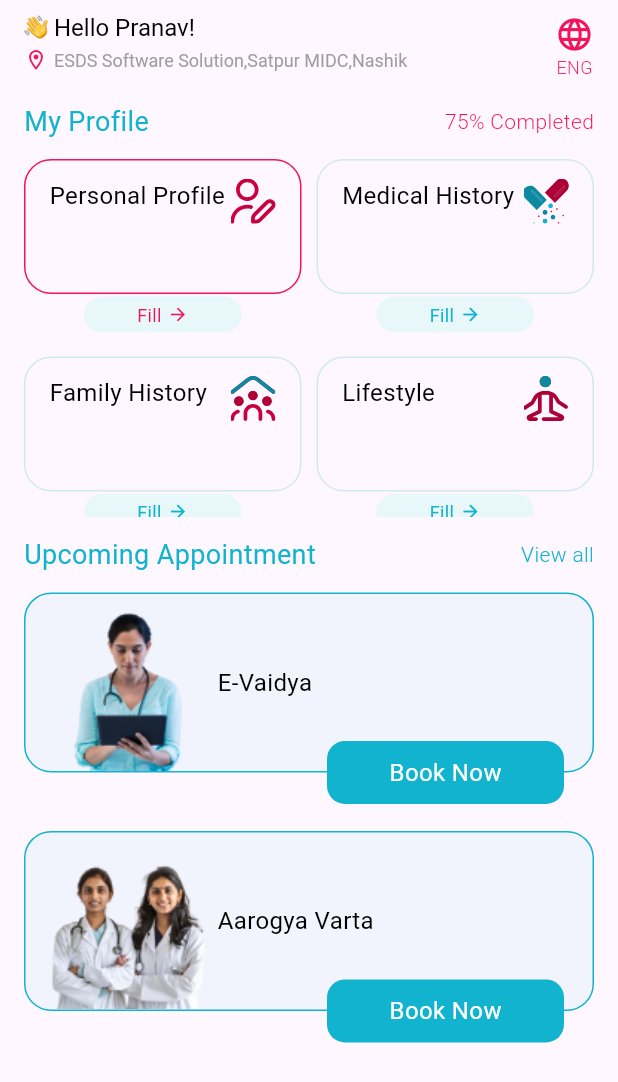
After one commit to ajinkya-esds/Aayushman_bhaarat, a Flutter app: the HomeScreen screen opened directly, on a phone screen of 412 x 824 dp. The commit adds this screen. Shown: the top 1082 px of the screen. Run offline on Flutter 3.47's test engine with Material 3 defaults, Android fonts, the phone set to English and light mode, and no system bars; our stand-ins replace flutter_svg, google_fonts; Roboto replaces fonts that are missing (Mitr).

Commit message:
Added Dashboard screen design

```diff
--- /dev/null
+++ b/lib/home_screen/home_screen.dart
@@ -0,0 +1,212 @@
+import 'package:aayushman_bhaarat/utils/color_scheme.dart';
+import 'package:flutter/material.dart';
+import 'package:flutter_svg/svg.dart';
+import 'package:google_fonts/google_fonts.dart';
+
+class HomeScreen extends StatefulWidget {
+  const HomeScreen({super.key});
+
+  @override
+  State<HomeScreen> createState() => _HomeScreenState();
+}
+
+class _HomeScreenState extends State<HomeScreen> {
+  List<Map<String, dynamic>> myProfileList = [
+    {'title': "Personal Profile", "image": "asset/profile_summery.svg", 'color': secondaryColor, 'titleColor': secondaryColor},
+    {'title': "Medical History", "image": "asset/medical_history.svg", 'color': primaryColor.withOpacity(0.2), 'titleColor': primaryColor},
+    {'title': "Family History", "image": "asset/family_history.svg", 'color': primaryColor.withOpacity(0.2), 'titleColor': primaryColor},
+    {'title': "Lifestyle", "image": "asset/meditation.svg", 'color': primaryColor.withOpacity(0.2), 'titleColor': primaryColor},
+  ];
+
+  List<Map<String, dynamic>> appointmentList = [
+    {"title": "E-Vaidya", "image": "asset/evaidya.png"},
+    {"title": "Aarogya Varta", "image": "asset/aarogya_varta.png"}
+  ];
+
+  @override
+  Widget build(BuildContext context) {
+    return Scaffold(
+      appBar: AppBar(
+        automaticallyImplyLeading: false,
+        title: Column(
+          children: [
+            Row(
+              children: [
+                Image.asset("asset/welcome.png", width: 16, height: 16, fit: BoxFit.fill),
+                const SizedBox(width: 4),
+                Text(
+                  "Hello Pranav!",
+                  textAlign: TextAlign.center,
+                  style: GoogleFonts.mitr(color: Colors.black, fontWeight: FontWeight.w400, fontSize: 16),
+                ),
+              ],
+            ),
+            const SizedBox(height: 4),
+            Row(
+              children: [
+                Icon(Icons.location_on_outlined, color: secondaryColor, size: 16),
+                const SizedBox(width: 4),
+                Text(
+                  "ESDS Software Solution,Satpur MIDC,Nashik",
+                  style: GoogleFonts.mitr(color: Colors.grey, fontWeight: FontWeight.w400, fontSize: 12),
+                ),
+              ],
+            )
+          ],
+        ),
+        actions: [
+          Padding(
+            padding: const EdgeInsets.only(right: 16.0, top: 10),
+            child: Column(
+              children: [
+                Icon(Icons.language, color: secondaryColor, size: 26),
+                const SizedBox(width: 4),
+                Text(
+                  "ENG",
+                  style: GoogleFonts.mitr(color: secondaryColor, fontWeight: FontWeight.w300, fontSize: 12),
+                ),
+              ],
+            ),
+          )
+        ],
+      ),
+      body: SafeArea(
+          child: Container(
+        margin: const EdgeInsets.symmetric(horizontal: 16, vertical: 12),
+        child: Column(
+          children: [
+            Row(
+              mainAxisAlignment: MainAxisAlignment.spaceBetween,
+              children: [
+                Text(
+                  "My Profile",
+                  style: GoogleFonts.mitr(color: primaryColor, fontWeight: FontWeight.w400, fontSize: 18),
+                ),
+                Text(
+                  "75% Completed",
+                  style: GoogleFonts.mitr(color: secondaryColor, fontWeight: FontWeight.w300, fontSize: 14),
+                ),
+              ],
+            ),
+            const SizedBox(height: 12),
+            buildMyProfileCard(),
+            const SizedBox(height: 12),
+            Row(
+              mainAxisAlignment: MainAxisAlignment.spaceBetween,
+              children: [
+                Text(
+                  "Upcoming Appointment",
+                  style: GoogleFonts.mitr(color: primaryColor, fontWeight: FontWeight.w400, fontSize: 18),
+                ),
+                Text(
+                  "View all",
+                  style: GoogleFonts.mitr(color: primaryColor, fontWeight: FontWeight.w300, fontSize: 14),
+                ),
+              ],
+            ),
+            const SizedBox(height: 12),
+            Expanded(
+                child: ListView.builder(
+              itemBuilder: (ctx, index) {
+                return Container(
+                  height: 147,
+                  margin: EdgeInsets.only(bottom: 12),
+                  child: Stack(
+                    children: [
+                      Container(
+                        height: 120,
+                        padding: const EdgeInsets.symmetric(horizontal: 8.0),
+                        decoration: BoxDecoration(borderRadius: BorderRadius.circular(18), color: primaryColor.withOpacity(0.05), border: Border.all(color: primaryColor)),
+                        child: Row(
+                          mainAxisAlignment: MainAxisAlignment.start,
+                          children: [
+                            Image.asset(appointmentList[index]['image'], height: 119, width: 120, fit: BoxFit.cover),
+                            Text(
+                              appointmentList[index]['title'],
+                              style: GoogleFonts.mitr(color: Colors.black, fontWeight: FontWeight.w400, fontSize: 16),
+                            ),
+                          ],
+                        ),
+                      ),
+                      Positioned(
+                          bottom: 6,
+                          right: 20,
+                          child: Container(
+                            width: 158,
+                            height: 42,
+                            padding: const EdgeInsets.symmetric(vertical: 4),
+                            alignment: Alignment.center,
+                            decoration: BoxDecoration(color: primaryColor, borderRadius: BorderRadius.circular(12)),
+                            child: Text(
+                              "Book Now",
+                              style: GoogleFonts.mitr(color: Colors.white, fontWeight: FontWeight.w400, fontSize: 16),
+                            ),
+                          )),
+                    ],
+                  ),
+                );
+              },
+              itemCount: appointmentList.length,
+            ))
+          ],
+        ),
+      )),
+    );
+  }
+
+  Widget buildMyProfileCard() {
+    return Container(
+      height: MediaQuery.of(context).size.height * 0.29,
+      child: GridView.builder(
+          gridDelegate: const SliverGridDelegateWithFixedCrossAxisCount(crossAxisCount: 2, mainAxisSpacing: 16, crossAxisSpacing: 10, childAspectRatio: 1.6),
+          itemCount: myProfileList.length,
+          itemBuilder: (ctx, index) {
+            return Stack(
+              children: [
+                Container(
+                  height: 90,
+                  padding: const EdgeInsets.symmetric(horizontal: 16.0, vertical: 12),
+                  decoration: BoxDecoration(borderRadius: BorderRadius.circular(18), border: Border.all(color: myProfileList[index]['color'])),
+                  child: Row(
+                    mainAxisAlignment: MainAxisAlignment.start,
+                    crossAxisAlignment: CrossAxisAlignment.start,
+                    children: [
+                      Expanded(
+                        child: Text(
+                          myProfileList[index]['title'],
+                          style: GoogleFonts.mitr(color: Colors.black, fontWeight: FontWeight.w400, fontSize: 16),
+                        ),
+                      ),
+                      SvgPicture.asset(myProfileList[index]['image'], height: 30, width: 30, fit: BoxFit.cover)
+                    ],
+                  ),
+                ),
+                Positioned(
+                    bottom: 0,
+                    left: 40,
+                    right: 40,
+                    child: Container(
+                      width: 60,
+                      height: 24,
+                      padding: const EdgeInsets.symmetric(vertical: 4),
+                      alignment: Alignment.center,
+                      decoration: BoxDecoration(color: Color(0xffE7F7FA), borderRadius: BorderRadius.circular(12)),
+                      child: Row(
+                        mainAxisAlignment: MainAxisAlignment.center,
+                        crossAxisAlignment: CrossAxisAlignment.center,
+                        children: [
+                          Text(
+                            "Fill",
+                            style: GoogleFonts.mitr(color: myProfileList[index]['titleColor'], fontWeight: FontWeight.w400, fontSize: 12),
+                          ),
+                          const SizedBox(width: 4),
+                          Icon(Icons.arrow_forward, color: myProfileList[index]['titleColor'], size: 14)
+                        ],
+                      ),
+                    )),
+              ],
+            );
+          }),
+    );
+  }
+}
--- a/lib/language_screen/language_screen.dart
+++ b/lib/language_screen/language_screen.dart
@@ -18,7 +18,7 @@ class _LanguageScreenState extends State<LanguageScreen> {
   Widget build(BuildContext context) {
     return Scaffold(
       appBar: AppBar(
-        leading: IconButton(onPressed: () {}, icon: const Icon(Icons.arrow_back_ios_new, size: 28)),
+        leading: IconButton(onPressed: () {}, icon: const Icon(Icons.arrow_back_ios_new, size: 20)),
         title: Text(
           "Select Language",
           style: GoogleFonts.mitr(color: appbarTitleColor, fontWeight: FontWeight.w400, fontSize: 18),
--- a/lib/main.dart
+++ b/lib/main.dart
@@ -1,9 +1,13 @@
 import 'package:flutter/material.dart';
+import 'package:flutter/services.dart';
 
 import 'language_screen/language_screen.dart';
 
 void main() {
-  runApp(const MyApp());
+  WidgetsFlutterBinding.ensureInitialized(); // Ensures bindings are initialized
+  SystemChrome.setPreferredOrientations([DeviceOrientation.portraitUp]).then((_) {
+    runApp(MyApp());
+  });
 }
 
 class MyApp extends StatelessWidget {
--- a/lib/welcome_screen/welcome_screen.dart
+++ b/lib/welcome_screen/welcome_screen.dart
@@ -1,3 +1,4 @@
+import 'package:aayushman_bhaarat/home_screen/home_screen.dart';
 import 'package:aayushman_bhaarat/utils/color_scheme.dart';
 import 'package:flutter/material.dart';
 import 'package:google_fonts/google_fonts.dart';
@@ -26,7 +27,7 @@ class _WelcomeScreenState extends State<WelcomeScreen> {
             Text(
               "Hello Pranav!",
               textAlign: TextAlign.center,
-              style: GoogleFonts.mitr(color: primaryColor, fontWeight: FontWeight.w600, fontSize: 26),
+              style: GoogleFonts.mitr(color: primaryColor, fontWeight: FontWeight.w500, fontSize: 26),
             ),
             const SizedBox(height: 6),
             Row(
@@ -38,13 +39,18 @@ class _WelcomeScreenState extends State<WelcomeScreen> {
               ],
             ),
             const SizedBox(height: 30),
-            Container(
+            InkWell(
+              onTap: () {
+                Navigator.push(context, MaterialPageRoute(builder: (ctx) => const HomeScreen()));
+              },
+              child: Container(
                 height: 52,
                 alignment: Alignment.center,
                 decoration: BoxDecoration(borderRadius: BorderRadius.circular(12), color: primaryColor),
                 child: Text(
                   "Next",
                   style: GoogleFonts.mitr(color: Colors.white, fontWeight: FontWeight.w400, fontSize: 16),
+                ),
               ),
             )
           ],
--- a/pubspec.yaml
+++ b/pubspec.yaml
@@ -10,6 +10,7 @@ dependencies:
     sdk: flutter
   cupertino_icons: ^1.0.8
   google_fonts: any
+  flutter_svg: any
 
 dev_dependencies:
   flutter_test:
```
Also changed, not shown: asset/aarogya_varta.png (added), asset/evaidya.png (added), asset/family_history.svg (added), asset/medical_history.svg (added), asset/meditation.svg (added), asset/profile_summery.svg (added), pubspec.lock. Lines whose indentation alone changed are shown as unchanged.
